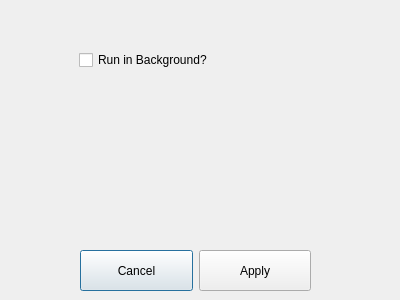
Before: the Qt Designer form settings.ui in chrislambert3/Replica-Reaper, drawn with Qt 5.
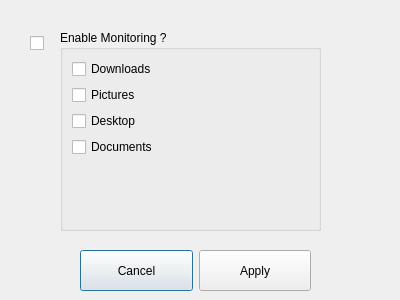
After: the same form once the commit is applied.

Commit message:
setting ui setup
setup final touches on settings

```diff
--- a/settings.ui
+++ b/settings.ui
@@ -51,25 +51,62 @@
     </item>
    </layout>
   </widget>
-  <widget class="QWidget" name="formLayoutWidget">
+  <widget class="QGroupBox" name="groupBox">
    <property name="geometry">
     <rect>
-     <x>79</x>
-     <y>50</y>
-     <width>191</width>
-     <height>181</height>
+     <x>60</x>
+     <y>30</y>
+     <width>261</width>
+     <height>201</height>
     </rect>
    </property>
-   <layout class="QFormLayout" name="formLayout_2">
-    <item row="0" column="0">
+   <property name="title">
+    <string>Enable Monitoring ?</string>
+   </property>
+   <layout class="QFormLayout" name="formLayout">
+    <item row="0" column="0" colspan="2">
      <widget class="QCheckBox" name="bgCheckBox">
       <property name="text">
-       <string>Run in Background?</string>
+       <string>Downloads</string>
+      </property>
+     </widget>
+    </item>
+    <item row="1" column="0" colspan="2">
+     <widget class="QCheckBox" name="checkBox">
+      <property name="text">
+       <string>Pictures</string>
+      </property>
+     </widget>
+    </item>
+    <item row="2" column="0" colspan="2">
+     <widget class="QCheckBox" name="checkBox_2">
+      <property name="text">
+       <string>Desktop</string>
+      </property>
+     </widget>
+    </item>
+    <item row="3" column="0">
+     <widget class="QCheckBox" name="checkBox_3">
+      <property name="text">
+       <string>Documents</string>
       </property>
      </widget>
     </item>
    </layout>
   </widget>
+  <widget class="QCheckBox" name="monitorCheckBox">
+   <property name="geometry">
+    <rect>
+     <x>30</x>
+     <y>30</y>
+     <width>21</width>
+     <height>26</height>
+    </rect>
+   </property>
+   <property name="text">
+    <string/>
+   </property>
+  </widget>
  </widget>
  <resources/>
  <connections/>
```
The commit also changes 1 other file.
